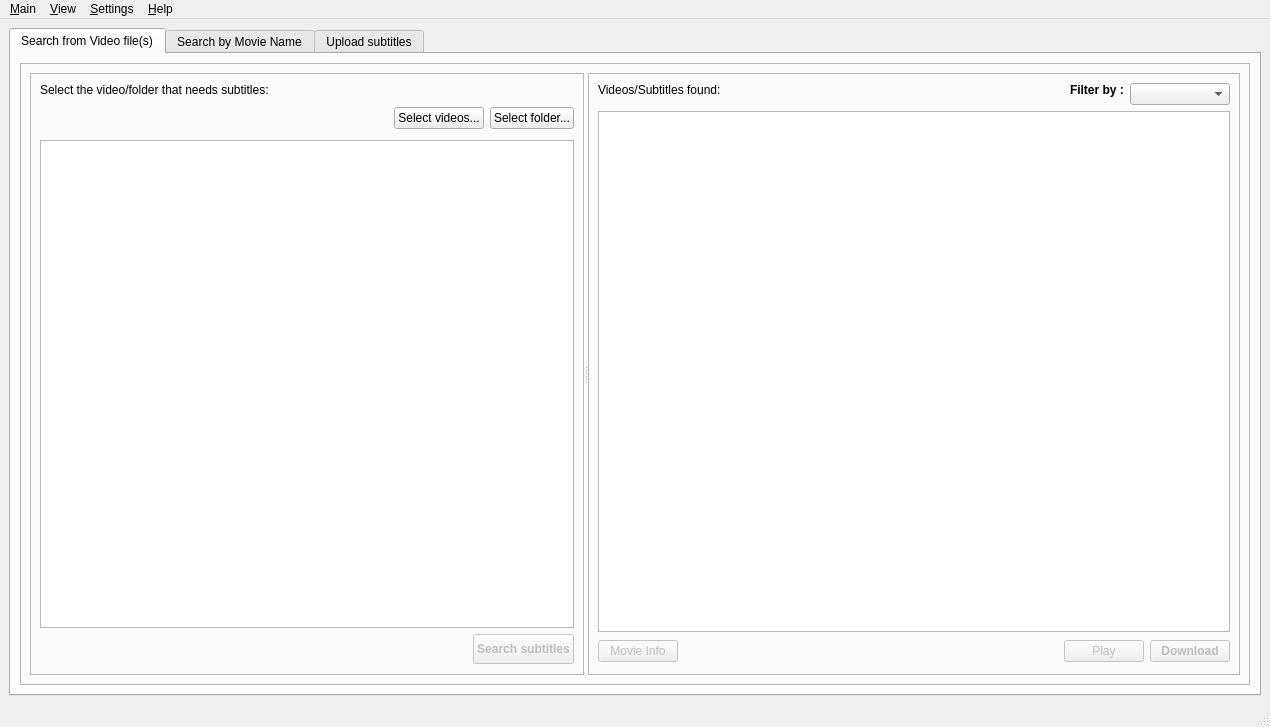
Qt form gui/main.ui (subdownloader/subdownloader) before a commit.
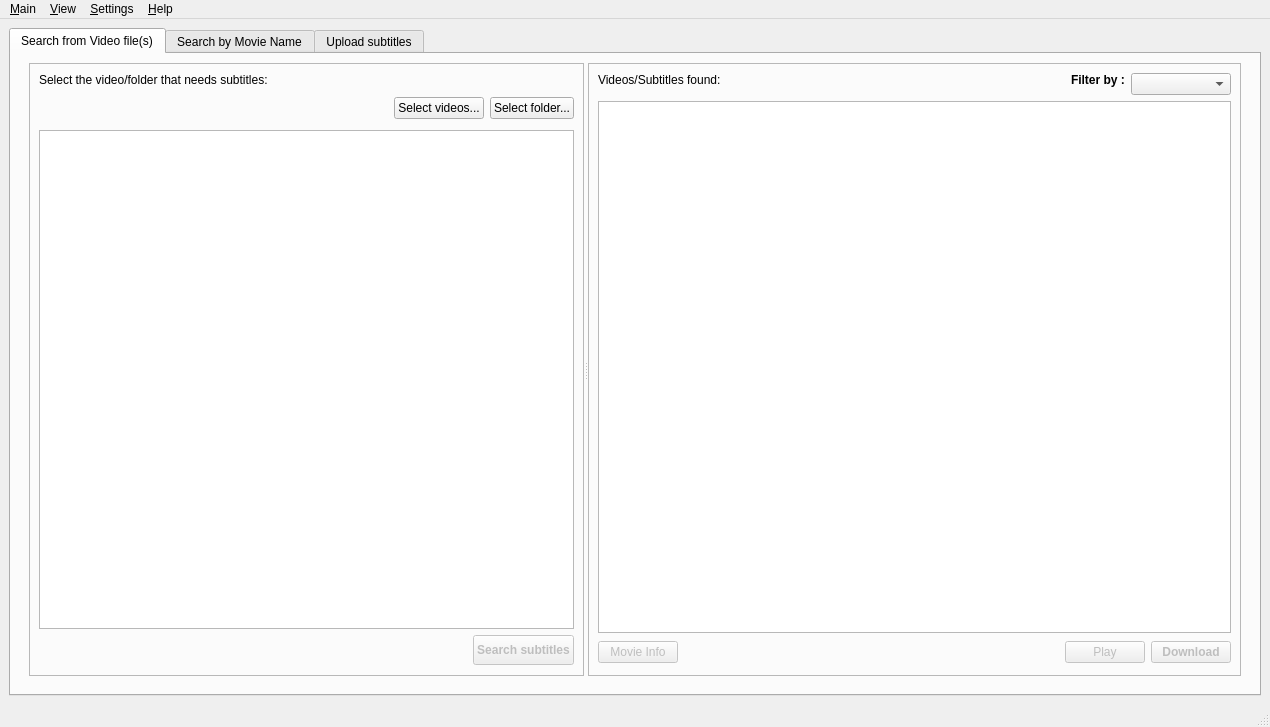
The same form after that commit. Icons and pictures are not drawn. Custom widgets are drawn as their Qt base class.

Commit message: hide main frame in the first tab, it was looking quite ugly

Diff of the .ui file:
```diff
--- a/gui/main.ui
+++ b/gui/main.ui
@@ -42,12 +42,18 @@
           <item>
            <widget class="QFrame" name="frame" >
             <property name="frameShape" >
-             <enum>QFrame::StyledPanel</enum>
+             <enum>QFrame::NoFrame</enum>
             </property>
             <property name="frameShadow" >
              <enum>QFrame::Raised</enum>
             </property>
+            <property name="lineWidth" >
+             <number>0</number>
+            </property>
             <layout class="QVBoxLayout" name="verticalLayout_6" >
+             <property name="topMargin" >
+              <number>0</number>
+             </property>
              <item>
               <widget class="QSplitter" name="splitter" >
                <property name="orientation" >
```
The commit also changes 2 other files.
